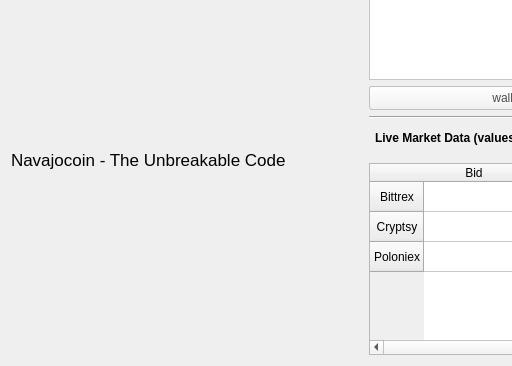
Qt form src/qt/forms/overviewpage.ui (sherlockcoin/navajocoin) before a commit; both pictures show x 0 to 512 and y 182 to 548 of the 732 by 548 pixel window.
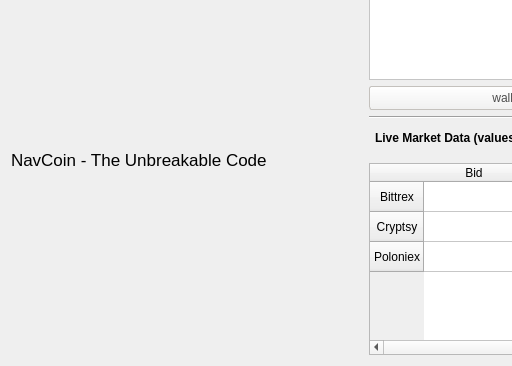
The same form after that commit. Icons and pictures are not drawn.

Diff of the .ui file:
```diff
--- a/src/qt/forms/overviewpage.ui
+++ b/src/qt/forms/overviewpage.ui
@@ -290,7 +290,7 @@
           <string notr="true">QLabel{qproperty-alignment: AlignCenter; }</string>
          </property>
          <property name="text">
-          <string>Navajocoin - The Unbreakable Code</string>
+          <string>NavCoin - The Unbreakable Code</string>
          </property>
         </widget>
        </item>
```
Left out of the diff: 4 changed lines with no effect on the pictures.
